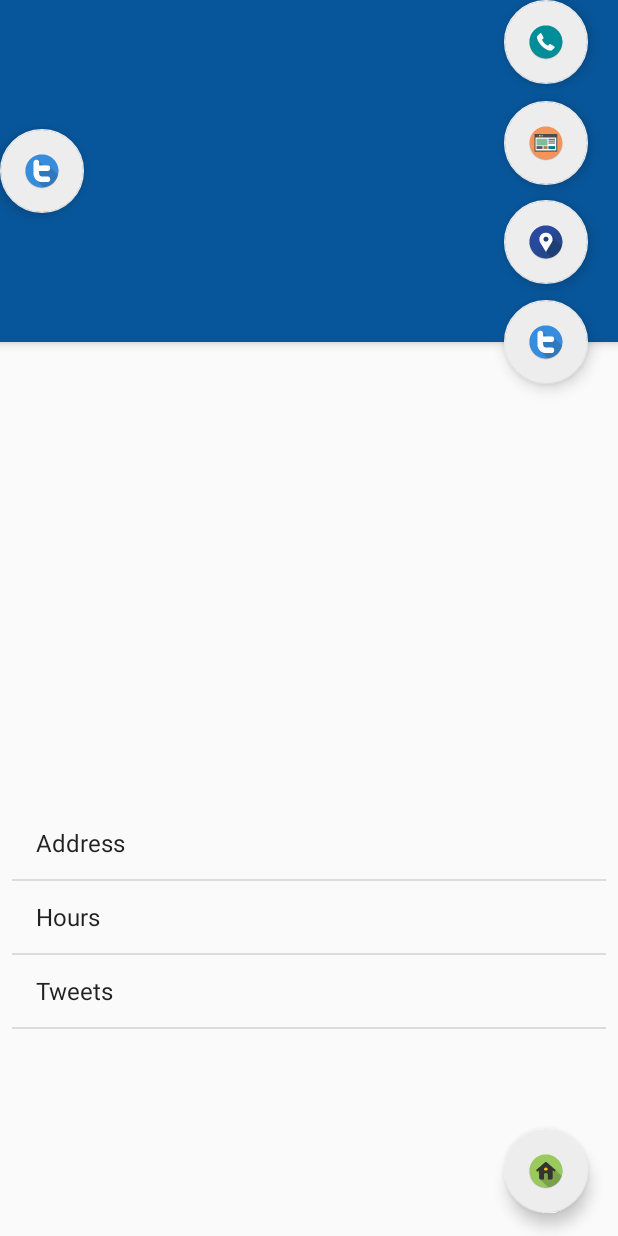
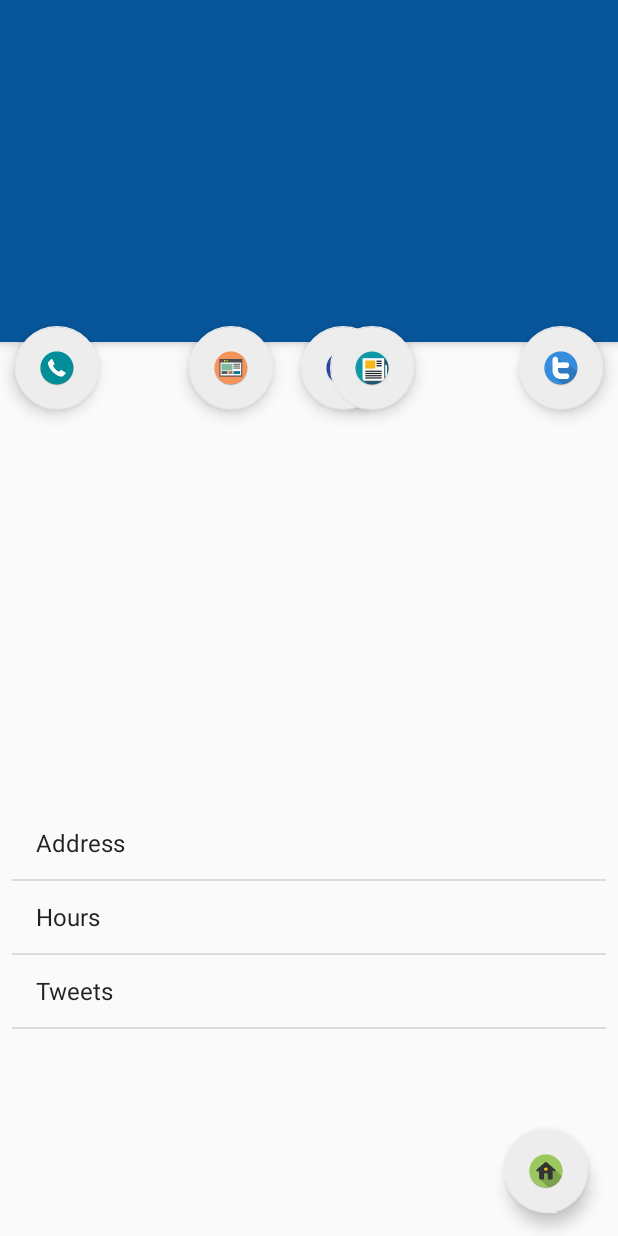
Before and after one commit to kakucd/BirdFeed-App, an Android app: the Display screen opened directly, with no data from a screen before it, on a phone screen of 412 x 824 dp. Run offline under Robolectric (Android 15) with nearby library versions, the phone set to English and light mode, and no system bars; our stand-ins replace Firebase (no records; nobody signed in at launch, a user with empty details on screens opened directly); libraries missing offline, so code that uses them is left out: com.twitter.sdk; 2 statements that could not run were skipped.

Commit message:
Reformatted screens

```diff
--- a/app/src/main/res/layout/activity_display.xml
+++ b/app/src/main/res/layout/activity_display.xml
@@ -38,50 +38,6 @@
     </android.support.design.widget.AppBarLayout>
 
     <android.support.design.widget.FloatingActionButton
-        android:id="@+id/fab"
-        android:layout_width="wrap_content"
-        android:layout_height="wrap_content"
-        android:layout_gravity="center_vertical|left"
-        android:layout_marginRight="20dp"
-        android:layout_marginTop="133dp"
-        android:clickable="true"
-        android:scaleType="center"
-        android:src="@mipmap/ic_map_launcher"
-        app:backgroundTint="@color/colorbkgd"
-        app:fabSize="normal"
-        app:layout_anchor="@+id/appBarLayout"
-        app:layout_anchorGravity="center_vertical|right" />
-
-    <android.support.design.widget.FloatingActionButton
-        android:id="@+id/web"
-        android:layout_width="wrap_content"
-        android:layout_height="wrap_content"
-        android:layout_gravity="top|left"
-        android:layout_marginRight="20dp"
-        android:layout_marginTop="67dp"
-        android:clickable="true"
-        android:scaleType="center"
-        android:src="@mipmap/ic_website_launcher"
-        app:fabSize="normal"
-        app:backgroundTint="@color/colorbkgd"
-        app:layout_anchor="@+id/appBarLayout"
-        app:layout_anchorGravity="center_vertical|right" />
-
-    <android.support.design.widget.FloatingActionButton
-        android:id="@+id/call"
-        android:layout_width="wrap_content"
-        android:layout_height="wrap_content"
-        android:layout_gravity="bottom|left"
-        android:layout_marginRight="20dp"
-        android:clickable="true"
-        android:scaleType="center"
-        android:src="@mipmap/ic_phone_call"
-        app:backgroundTint="@color/colorbkgd"
-        app:fabSize="normal"
-        app:layout_anchor="@+id/appBarLayout"
-        app:layout_anchorGravity="top|right" />
-
-    <android.support.design.widget.FloatingActionButton
         android:id="@+id/menu"
         android:layout_width="wrap_content"
         android:layout_height="wrap_content"
@@ -117,7 +73,8 @@
         android:layout_width="72dp"
         android:layout_height="wrap_content"
         android:layout_gravity="center_vertical|left"
-        android:layout_marginRight="20dp"
+        android:layout_marginRight="10dp"
+        android:layout_marginTop="217dp"
         android:clickable="true"
         android:scaleType="center"
         android:src="@mipmap/ic_twitter_launcher"
@@ -127,17 +84,64 @@
         app:layout_anchorGravity="top|right" />
 
     <android.support.design.widget.FloatingActionButton
+        android:id="@+id/call"
+        android:layout_width="wrap_content"
+        android:layout_height="wrap_content"
+        android:layout_gravity="center_vertical|right"
+        android:layout_marginLeft="10dp"
+        android:layout_marginTop="217dp"
+        android:clickable="true"
+        android:scaleType="center"
+        android:src="@mipmap/ic_phone_call"
+        app:backgroundTint="@color/colorbkgd"
+        app:fabSize="normal"
+        app:layout_anchor="@+id/include3"
+        app:layout_anchorGravity="top|left" />
+
+    <android.support.design.widget.FloatingActionButton
+        android:id="@+id/fab"
+        android:layout_width="wrap_content"
+        android:layout_height="wrap_content"
+        android:layout_gravity="center_vertical|right"
+        android:layout_marginRight="155dp"
+        android:layout_marginTop="217dp"
+        android:clickable="true"
+        android:scaleType="center"
+        android:src="@mipmap/ic_map_launcher"
+        app:backgroundTint="@color/colorbkgd"
+        app:fabSize="normal"
+        app:layout_anchor="@+id/include3"
+        app:layout_anchorGravity="top|center_horizontal" />
+
+    <android.support.design.widget.FloatingActionButton
+        android:id="@+id/web"
+        android:layout_width="wrap_content"
+        android:layout_height="wrap_content"
+        android:layout_gravity="center_vertical|left"
+        android:layout_marginRight="230dp"
+        android:layout_marginTop="217dp"
+        android:clickable="true"
+        android:scaleType="center"
+        android:src="@mipmap/ic_website_launcher"
+        app:backgroundTint="@color/colorbkgd"
+        app:fabSize="normal"
+        app:layout_anchor="@+id/include3"
+        app:layout_anchorGravity="top|center_horizontal" />
+
+    <android.support.design.widget.FloatingActionButton
         android:id="@+id/timeline"
-        android:layout_width="72dp"
+        android:layout_width="68dp"
         android:layout_height="wrap_content"
         android:layout_gravity="center_vertical|right"
         android:layout_marginRight="20dp"
+        android:layout_marginLeft="220dp"
+        android:layout_marginTop="217dp"
         android:clickable="true"
         android:scaleType="center"
-        android:src="@mipmap/ic_twitter_launcher"
+        android:src="@mipmap/ic_newsfeed"
         app:backgroundTint="@color/colorbkgd"
         app:fabSize="normal"
-        app:layout_anchor="@+id/appBarLayout"
-        app:layout_anchorGravity="center_vertical|left" />
+        app:layout_anchor="@+id/include3"
+        app:layout_anchorGravity="top|center_horizontal" />
 
 </android.support.design.widget.CoordinatorLayout>
```
Also changed, not shown: app/src/main/java/com/httpstwitter/birdfeed/Search.java (+26 -5 lines), app/src/main/ic_newsfeed-web.png (added), app/src/main/res/mipmap-hdpi/ic_newsfeed.png (added), app/src/main/res/mipmap-mdpi/ic_newsfeed.png (added), app/src/main/res/mipmap-xhdpi/ic_newsfeed.png (added), app/src/main/res/mipmap-xxhdpi/ic_newsfeed.png (added), app/src/main/res/mipmap-xxxhdpi/ic_newsfeed.png (added), 36 other files.
